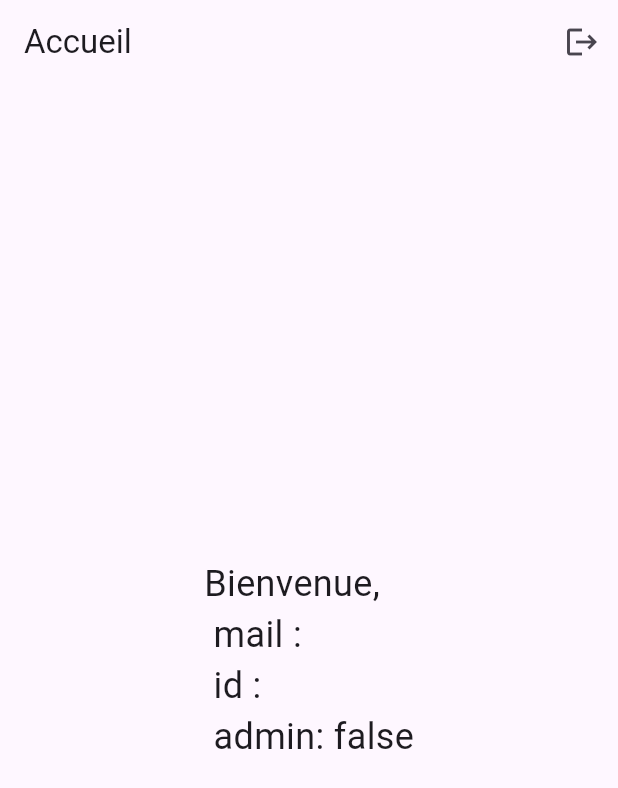
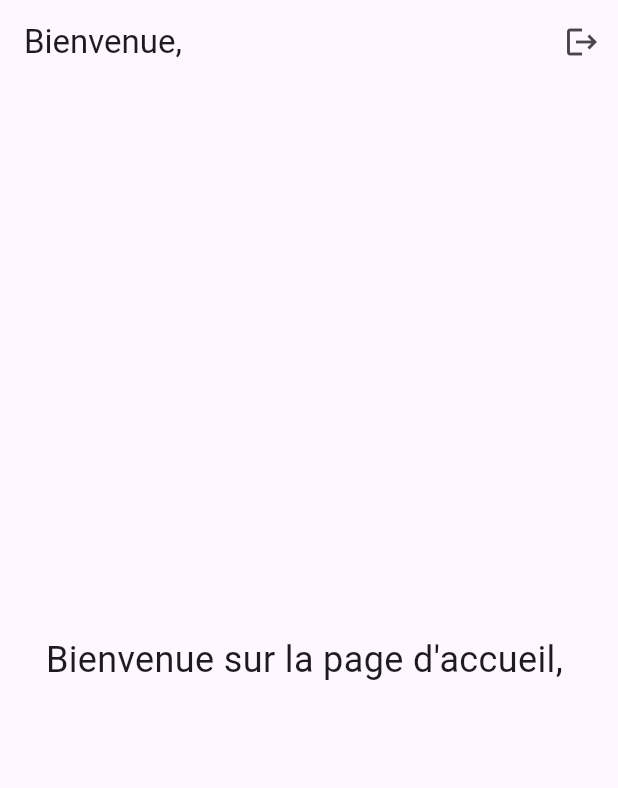
Before and after one commit to Wolphen/flutter_coding, a Flutter app: the HomePage screen opened directly with empty values, on a phone screen of 412 x 824 dp. Shown: the top 788 px of the screen. Run offline on Flutter 3.47's test engine with Material 3 defaults, Android fonts, the phone set to English and light mode, and no system bars; our stand-ins replace email_validator, shared_preferences; missing offline and left inert: dart_jsonwebtoken, mongo_dart; accounts and stored records are empty.

Commit message:
add: header

```diff
--- /dev/null
+++ b/lib/header.dart
@@ -0,0 +1,52 @@
+import 'package:flutter/material.dart';
+import './bdd/session_manager.dart';
+
+class Header extends StatelessWidget implements PreferredSizeWidget {
+  final String nom;
+  final bool isAdmin;
+  final VoidCallback onLogout;
+
+  const Header({
+    Key? key,
+    required this.nom,
+    required this.isAdmin,
+    required this.onLogout,
+  }) : super(key: key);
+
+  @override
+  Widget build(BuildContext context) {
+    return AppBar(
+      title: Text("Bienvenue, $nom"),
+      actions: [
+        if (isAdmin)
+          IconButton(
+            icon: const Icon(Icons.admin_panel_settings),
+            onPressed: () {
+              // Action pour le bouton Admin (vide pour l'instant)
+            },
+          ),
+        if (isAdmin)
+        IconButton(
+          icon: const Icon(Icons.telegram),
+          onPressed: () {
+            // Action pour le bouton Admin (vide pour l'instant)
+          },
+        ),
+        if (isAdmin)
+          IconButton(
+            icon: const Icon(Icons.umbrella_sharp),
+            onPressed: () {
+              // Action pour le bouton Admin (vide pour l'instant)
+            },
+          ),
+        IconButton(
+          icon: const Icon(Icons.logout),
+          onPressed: onLogout,
+        ),
+      ],
+    );
+  }
+
+  @override
+  Size get preferredSize => const Size.fromHeight(kToolbarHeight);
+}
--- a/lib/home_page.dart
+++ b/lib/home_page.dart
@@ -1,8 +1,9 @@
 import 'package:flutter/material.dart';
 import './bdd/session_manager.dart';
+import 'header.dart';
 
 class HomePage extends StatefulWidget {
-  final Map<String, dynamic> userInfo; // Reçoit les informations utilisateur lors de la connexion
+  final Map<String, dynamic> userInfo;
 
   const HomePage({Key? key, required this.userInfo}) : super(key: key);
 
@@ -12,22 +13,15 @@ class HomePage extends StatefulWidget {
 
 class _HomePageState extends State<HomePage> {
   late String pseudo;
-  late String email;
-  late String userId;
-  late String admin;
+  late bool isAdmin;
 
   @override
   void initState() {
     super.initState();
 
-    // Initialisation des informations utilisateur depuis `userInfo`
     pseudo = widget.userInfo['nom'] ?? 'Utilisateur';
-    email = widget.userInfo['mail'] ?? 'Email non disponible';
-    userId = widget.userInfo['_id'].toString();
-    admin = widget.userInfo['admin'].toString();
-
+    isAdmin = widget.userInfo['admin'] ?? false;
   }
-
 
   // Fonction de déconnexion de l'utilisateur
   void _logout() async {
@@ -38,35 +32,14 @@ class _HomePageState extends State<HomePage> {
   @override
   Widget build(BuildContext context) {
     return Scaffold(
-      appBar: AppBar(
-        title: const Text("Accueil"),
-        actions: [
-          Padding(
-            padding: const EdgeInsets.symmetric(horizontal: 8.0),
-            child: Column(
-              mainAxisAlignment: MainAxisAlignment.center,
-              crossAxisAlignment: CrossAxisAlignment.start,
-              children: [
-                Text(
-                  pseudo,
-                  style: const TextStyle(fontSize: 16, color: Colors.white),
-                ),
-                Text(
-                  email,
-                  style: const TextStyle(fontSize: 14, color: Colors.white70),
-                ),
-              ],
-            ),
-          ),
-          IconButton(
-            icon: const Icon(Icons.logout),
-            onPressed: _logout,
-          ),
-        ],
+      appBar: Header(
+        nom: pseudo,
+        isAdmin: isAdmin,
+        onLogout: _logout,
       ),
       body: Center(
         child: Text(
-          "Bienvenue, $pseudo\n mail : $email \n id : $userId \n admin: $admin",
+          "Bienvenue sur la page d'accueil, $pseudo",
           style: const TextStyle(fontSize: 24),
         ),
       ),
```
